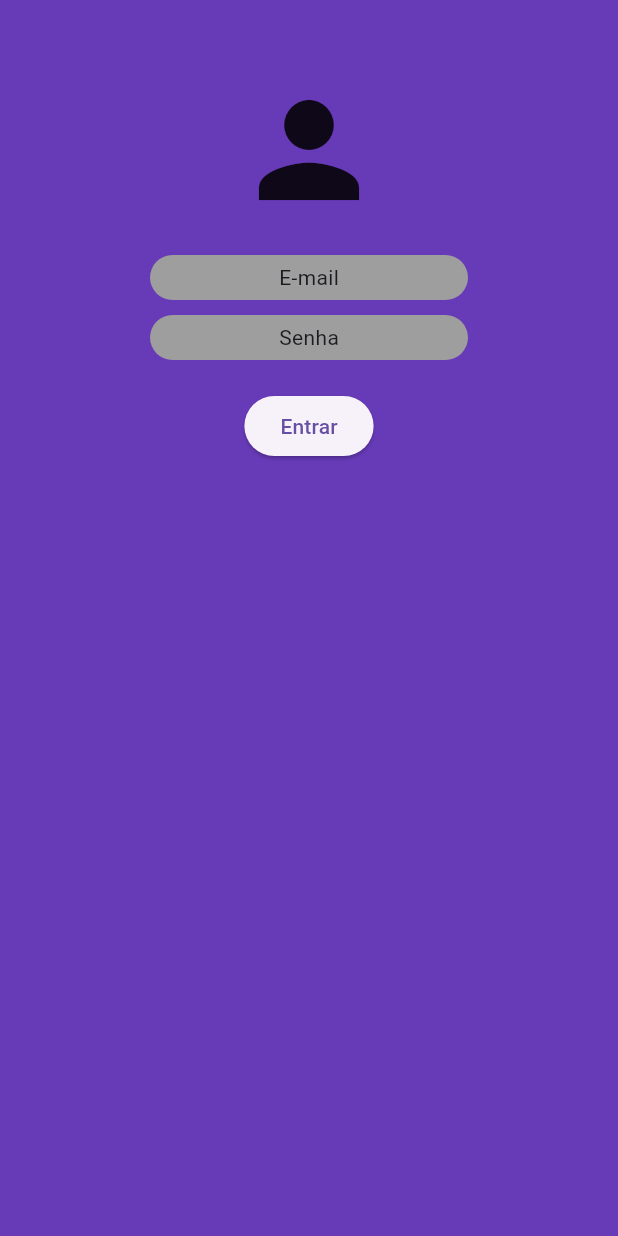
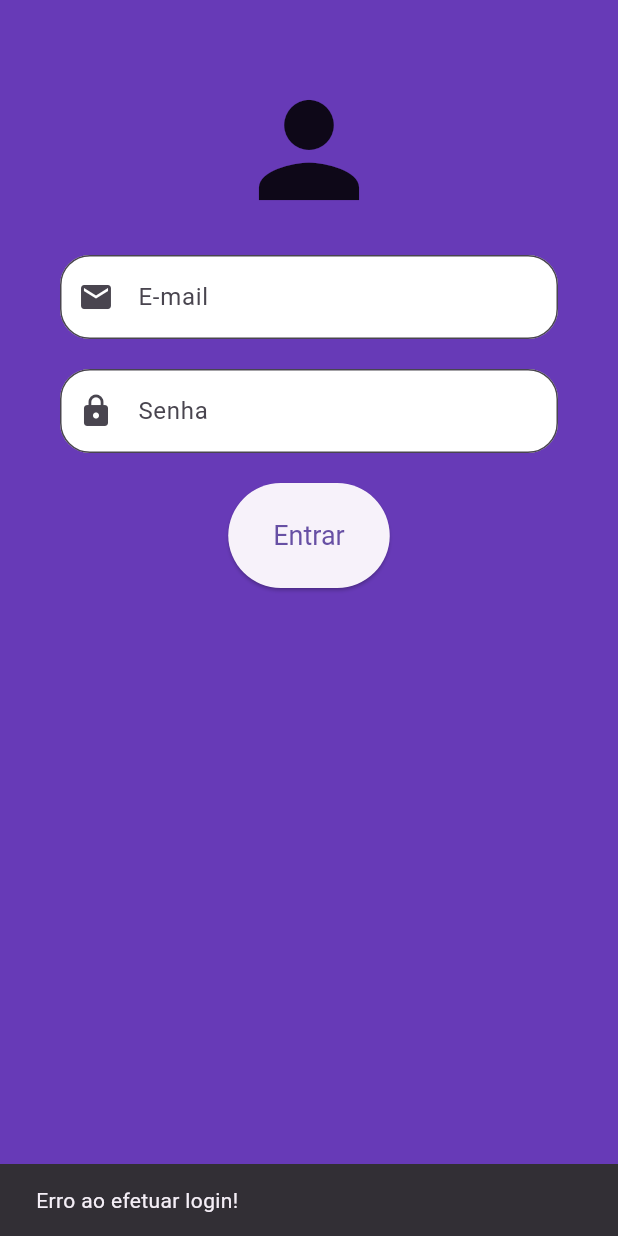
Before and after one commit to kauenarumia/meu_aplicativo, a Flutter app: the screen it shows after launch, after a tap on "Entrar", on a phone screen of 412 x 824 dp. Run offline on Flutter 3.47's test engine with Material 3 defaults, Android fonts, the phone set to English and light mode, and no system bars.

Commit message:
alteração dos botões e sincronização para home screen

```diff
--- /dev/null
+++ b/lib/home_screen.dart
@@ -0,0 +1,18 @@
+import 'package:flutter/material.dart';
+
+class HomeScreen extends StatelessWidget {
+  const HomeScreen({super.key});
+
+  @override
+  Widget build(BuildContext context) {
+    return Scaffold(
+      appBar: AppBar(
+        title: const Text("Página Inicial"),
+        backgroundColor: Colors.deepPurple,
+      ),
+      body: const Center(
+        child: Text("Bem-vindo à HomeScreen!", style: TextStyle(fontSize: 20)),
+      ),
+    );
+  }
+}
--- a/lib/login_screen.dart
+++ b/lib/login_screen.dart
@@ -1,3 +1,4 @@
+import 'package:meu_aplicativo/home_screen.dart';
 import 'package:flutter/material.dart';
 
 class LoginScreen extends StatefulWidget {
@@ -8,6 +9,9 @@ class LoginScreen extends StatefulWidget {
 }
 
 class _LoginScreenState extends State<LoginScreen> {
+  final TextEditingController emailController = TextEditingController();
+  final TextEditingController senhaController = TextEditingController();
+
   @override
   Widget build(BuildContext context) {
     return SafeArea(
@@ -21,31 +25,72 @@ class _LoginScreenState extends State<LoginScreen> {
               const SizedBox(height: 50),
               const Icon(Icons.person, size: 100),
               const SizedBox(height: 20),
-              Container(
-                width: double.infinity,
-                margin: const EdgeInsets.symmetric(horizontal: 100),
-                height: 30,
-                alignment: Alignment.center,
-                decoration: BoxDecoration(
-                  borderRadius: BorderRadius.circular(20),
-                  color: Colors.grey,
+              Padding(
+                padding: const EdgeInsets.symmetric(horizontal: 40),
+                child: TextField(
+                  controller: emailController,
+                  keyboardType: TextInputType.emailAddress,
+                  decoration: InputDecoration(
+                    labelText: "E-mail",
+                    filled: true,
+                    fillColor: Colors.white,
+                    border: OutlineInputBorder(
+                      borderRadius: BorderRadius.circular(20),
+                    ),
+                    prefixIcon: const Icon(Icons.email),
+                  ),
                 ),
-                child: const Text('E-mail'),
               ),
               const SizedBox(height: 10),
-              Container(
-                width: double.infinity,
-                margin: const EdgeInsets.symmetric(horizontal: 100),
-                height: 30,
-                alignment: Alignment.center,
-                decoration: BoxDecoration(
-                  borderRadius: BorderRadius.circular(20),
-                  color: Colors.grey,
+              const SizedBox(height: 10),
+              Padding(
+                padding: const EdgeInsets.symmetric(horizontal: 40),
+                child: TextField(
+                  controller: senhaController,
+                  obscureText: true,
+                  decoration: InputDecoration(
+                    labelText: "Senha",
+                    filled: true,
+                    fillColor: Colors.white,
+                    border: OutlineInputBorder(
+                      borderRadius: BorderRadius.circular(20),
+                    ),
+                    prefixIcon: const Icon(Icons.lock),
+                  ),
                 ),
-                child: const Text('Senha'),
               ),
               const SizedBox(height: 20),
-              ElevatedButton(onPressed: () {}, child: const Text('Entrar')),
+              ElevatedButton(
+                style: ElevatedButton.styleFrom(
+                  minimumSize: const Size(
+                    100,
+                    70,
+                  ), // Define largura e altura mínimas
+                  padding: const EdgeInsets.symmetric(
+                    vertical: 15,
+                    horizontal: 30,
+                  ), // Aumenta o espaço interno
+                  textStyle: const TextStyle(
+                    fontSize: 18,
+                  ), // Aumenta o tamanho do texto
+                ),
+                onPressed: () {
+                  if (emailController.text.trim() == 'kaueyujimn11@gmail.com' &&
+                      senhaController.text.trim() == '123') {
+                    Navigator.pushReplacement(
+                      context,
+                      MaterialPageRoute(
+                        builder: (context) => const HomeScreen(),
+                      ),
+                    );
+                  } else {
+                    ScaffoldMessenger.of(context).showSnackBar(
+                      const SnackBar(content: Text('Erro ao efetuar login!')),
+                    );
+                  }
+                },
+                child: const Text('Entrar'),
+              ),
             ],
           ),
         ),
```
